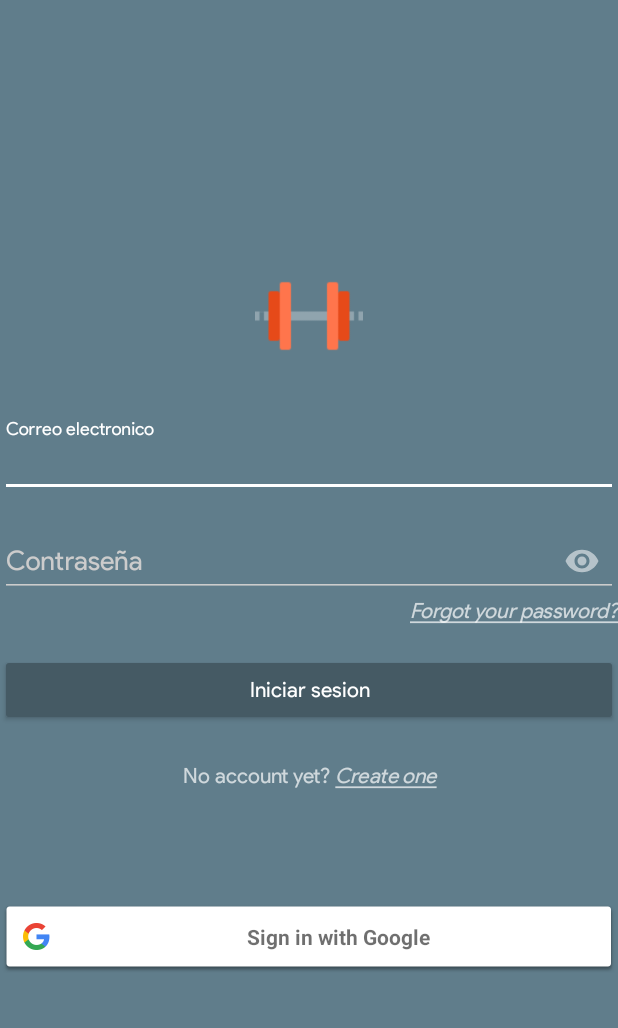
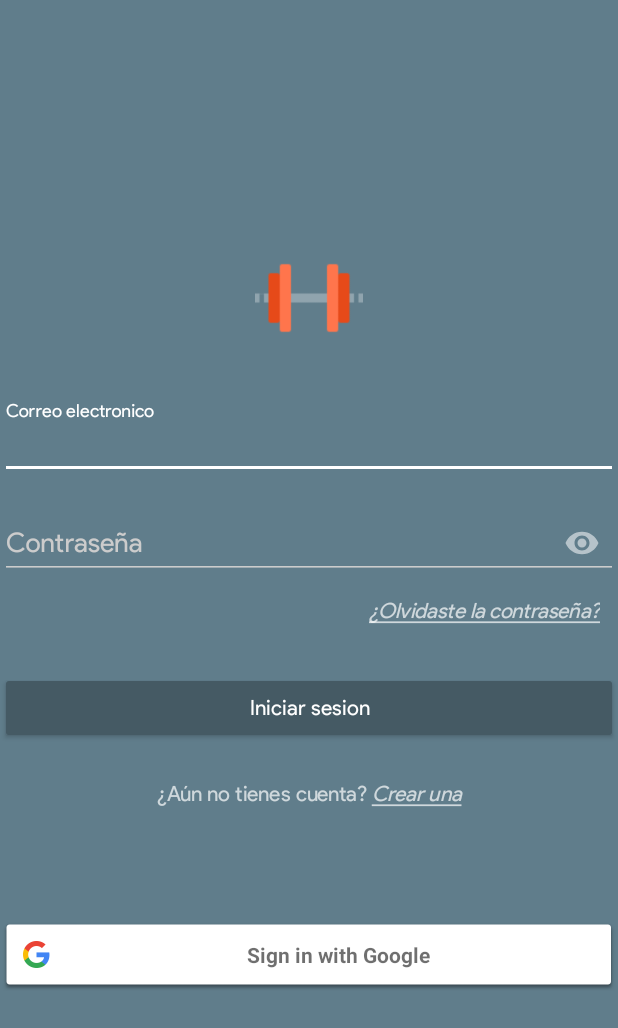
Before and after one commit to albrivas/Gym_App, an Android app: the screen it shows after launch (Login), on a phone screen of 412 x 824 dp. Shown: the top 1028 px of the screen. Run offline under Robolectric (Android 15) with nearby library versions, the phone set to English and light mode, and no system bars; our stand-ins replace Firebase (no records; nobody signed in at launch, a user with empty details on screens opened directly); libraries missing offline, so code that uses them is left out: dmax.dialog.

```diff
--- a/Gym_App/app/src/main/res/layout/activity_login.xml
+++ b/Gym_App/app/src/main/res/layout/activity_login.xml
@@ -59,6 +59,7 @@
             android:autoLink="web"
             android:text="@string/label_olvidada_contraseña"
             android:gravity="end"
+            android:padding="12dp"
             android:textAppearance="?android:attr/textAppearanceSmall"/>
 
 
--- a/Gym_App/app/src/main/res/values/strings.xml
+++ b/Gym_App/app/src/main/res/values/strings.xml
@@ -7,15 +7,15 @@
     <string name="hint_email">Correo electronico</string>
     <string name="hint_password">Contraseña</string>
     <string name="hint_login">Iniciar sesion</string>
-    <string name="label_login">No account yet? <i><u>Create one</u></i></string>
-    <string name="label_olvidada_contraseña"><i><u>Forgot your password?</u></i></string>
+    <string name="label_login">¿Aún no tienes cuenta? <i><u>Crear una</u></i></string>
+    <string name="label_olvidada_contraseña"><i><u>¿Olvidaste la contraseña?</u></i></string>
 
     <!-- FORGOT_PASSWORD ACTIVITY -->
     <string name="button_sendemail">Enviar email</string>
-    <string name="label_contraseña"><i><u>I just remembered it</u></i></string>
+    <string name="label_contraseña"><i><u>Ya la he recordado</u></i></string>
     <string name="label_descripcion_contraseña">
         Necesitamos su correo electronico
-        registrado para enviar las intrucciones de restablecimiento de la contraseña
+        registrado para enviar las instrucciones de restablecimiento de la contraseña
     </string>
     <string name="label_titulo_contraseña">¿Ha olvidado su contraseña?</string>
 
@@ -24,9 +24,9 @@
     <string name="button_create">Registrar</string>
     <string name="label_descripcion_registro">
         Debe introducir una cuenta de correo válida,
-        sino no podrá reestablecer la contraseña en caso de no recordarla
+        en caso contrario no podrá reestablecer la contraseña
     </string>
-    <string name="label_registro">Already have an account? <i><u>Login</u></i></string>
+    <string name="label_registro">¿Ya tienes una cuenta? <i><u>Login</u></i></string>
 
     <!-- VIEWPAGER -->
     <string name="fragmento_ejercicios">Ejercicios</string>
@@ -37,11 +37,10 @@
     <string name="error_login">Error inicio de sesion</string>
     <string name="error_autenticacion">Usuario o contraseña incorrectos</string>
     <string name="error_cuenta_inhabilitada">Usuario deshabilitado</string>
-    <string name="error_conexion">Compruebe la conexion</string>
+    <string name="error_conexion">Compruebe la conexión</string>
     <string name="email_introducir">Introduce un email</string>
     <string name="pass_introducir">Introduce una contraseña</string>
     <string name="pass_longitud">La contraseña debe tener mas de 6 caracteres</string>
-    <string name="error_dominio">La cuenta debe ser europapress.es</string>
     <string name="title_activity_registro">Registro</string>
 
     <string name="title_activity_principal">Gym App</string>
@@ -51,15 +50,13 @@
     <string name="nav_header_subtitle">android.studio@android.com</string>
     <string name="nav_header_desc">Navigation header</string>
     <string name="action_settings">Cerrar sesion</string>
-    <string name="title_activity_main">MainActivity</string>
 
     <string name="error_email">Error al enviar el email</string>
     <string name="email_enviado">Email enviado</string>
     <string name="search_hint">Buscar por nombre. . .</string>
     <string name="action_search">Buscar</string>
     <string name="texto_descripcion">Descripcion:</string>
-    <string name="dialogo_salir">¿Desea cerrar la aplicacion?</string>
-    <string name="dialogo_cerrarsesion">¿Desea cerrar la sesion?</string>
-
+    <string name="dialogo_salir">¿Desea cerrar la aplicación?</string>
+    <string name="dialogo_cerrarsesion">¿Desea cerrar la sesión?</string>
 
 </resources>
```
Also changed, not shown: 1 other file.
